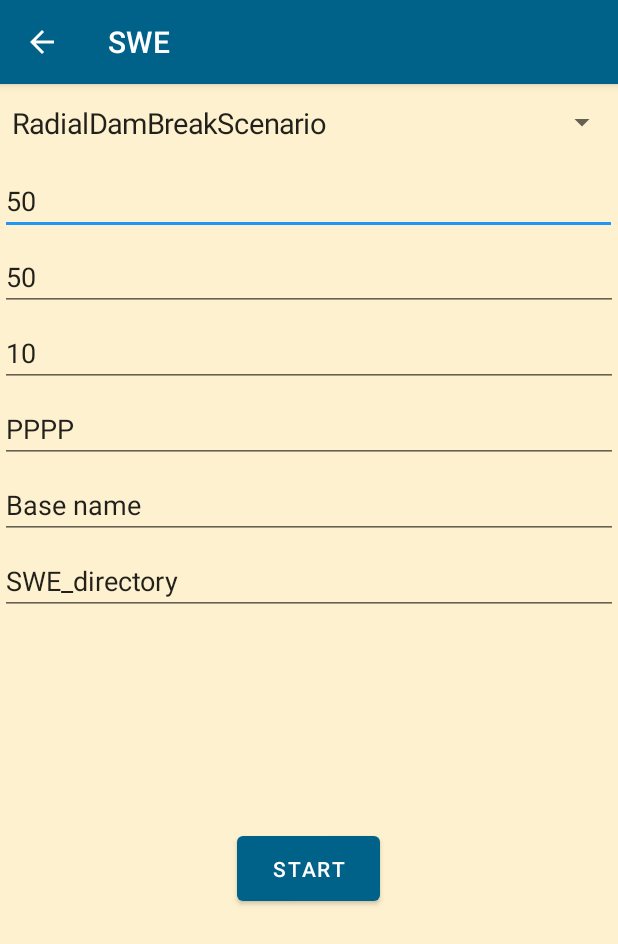
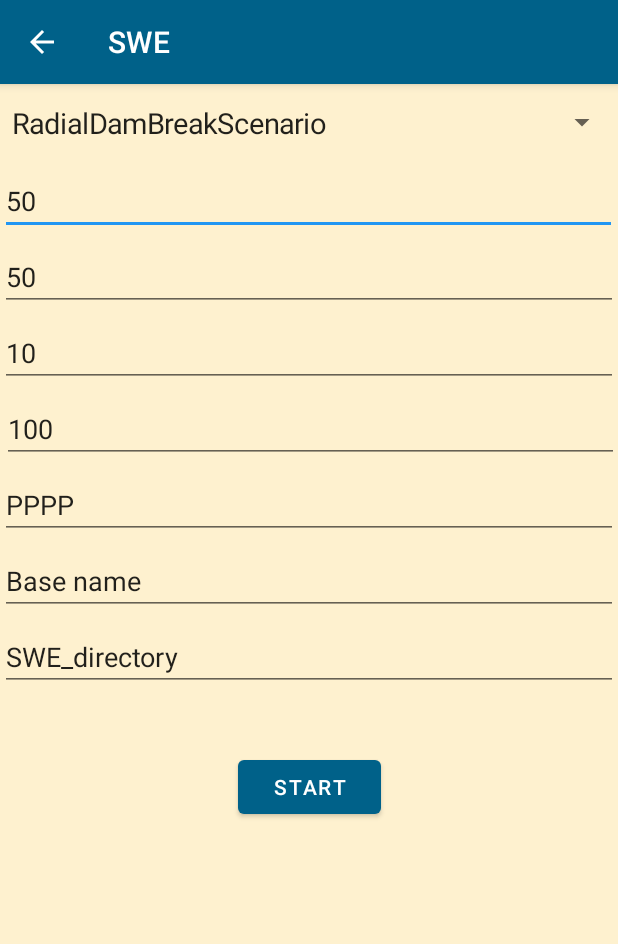
Before and after one commit to N101/SWE-Tsunami-Simulator-Android, an Android app: the SWE screen opened directly, with no data from a screen before it, on a phone screen of 412 x 824 dp. Shown: the top 944 px of the screen. Run offline under Robolectric (Android 15) with nearby library versions, the phone set to English and light mode, and no system bars.

Commit message:
Added total simulation time support for SWE in both code and layout

```diff
--- a/app/src/main/java/com/example/cppdemo/SWE.java
+++ b/app/src/main/java/com/example/cppdemo/SWE.java
@@ -36,13 +36,14 @@ public class SWE extends AppCompatActivity {
         EditText c = (EditText) findViewById(R.id.checkpoints);
         EditText d = (EditText) findViewById(R.id.cond);
         EditText e = (EditText) findViewById(R.id.basename_input);
+        EditText time = findViewById(R.id.endTime);
         String dirName = ((EditText) findViewById(R.id.swe_dirname)).getText().toString();
 
         File swe_dir = new File(Environment.getExternalStorageDirectory() + "/" + dirName);
         swe_dir.mkdirs();
 
         String scenarioName = ss.getSelectedItem().toString();
-        int x, y, cp;
+        int x, y, cp, t;
         String cond, baseName;
 
         if (a.getText().toString().isEmpty() || b.getText().toString().isEmpty() || c.getText().toString().isEmpty() || d.getText().toString().isEmpty()) {
@@ -53,8 +54,9 @@ public class SWE extends AppCompatActivity {
             cp = Integer.parseInt(c.getText().toString());
             cond = d.getText().toString();
             baseName = e.getText().toString();
+            t = Integer.parseInt(time.getText().toString());
 
-            outPut = main(scenarioName, x, y, cp, cond, baseName, dirName);
+            outPut = main(scenarioName, x, y, cp, t,  cond, baseName, dirName);
 
             Intent intent = new Intent(view.getContext(), SWEOutput.class);
             intent.putExtra("swe", outPut);
@@ -103,6 +105,6 @@ public class SWE extends AppCompatActivity {
 
     }
 
-    public native String main(String scenarioName, int x, int y, int cp, String cond, String baseName, String dirName);
+    public native String main(String scenarioName, int x, int y, int cp, int end_time, String cond, String baseName, String dirName);
 
 }
--- a/app/src/main/res/layout/activity_swe.xml
+++ b/app/src/main/res/layout/activity_swe.xml
@@ -65,21 +65,18 @@
         android:inputType="textPersonName"
         android:text="PPPP"
         app:layout_constraintEnd_toEndOf="parent"
-        app:layout_constraintHorizontal_bias="1.0"
+        app:layout_constraintHorizontal_bias="0.0"
         app:layout_constraintStart_toStartOf="parent"
-        app:layout_constraintTop_toBottomOf="@+id/checkpoints" />
+        app:layout_constraintTop_toBottomOf="@+id/endTime" />
 
     <Button
         android:id="@+id/button5"
         android:layout_width="95dp"
-        android:layout_height="55dp"
-        android:layout_marginTop="65dp"
-        android:layout_marginBottom="141dp"
+        android:layout_height="wrap_content"
+        android:layout_marginTop="40dp"
         android:onClick="start"
         android:text="Start"
-        app:layout_constraintBottom_toBottomOf="parent"
         app:layout_constraintEnd_toEndOf="parent"
-        app:layout_constraintHorizontal_bias="0.498"
         app:layout_constraintStart_toStartOf="parent"
         app:layout_constraintTop_toBottomOf="@+id/swe_dirname" />
 
@@ -131,8 +128,25 @@
         android:inputType="textPersonName"
         android:text="SWE_directory"
         app:layout_constraintEnd_toEndOf="parent"
+        app:layout_constraintHorizontal_bias="1.0"
         app:layout_constraintStart_toStartOf="parent"
         app:layout_constraintTop_toBottomOf="@+id/basename_input" />
 
+    <EditText
+        android:id="@+id/endTime"
+        android:layout_width="411dp"
+        android:layout_height="wrap_content"
+        android:layout_marginStart="1dp"
+        android:layout_marginTop="5dp"
+        android:layout_marginEnd="1dp"
+        android:ems="10"
+        android:hint="@string/simulation_time"
+        android:inputType="textPersonName"
+        android:text="100"
+        app:layout_constraintEnd_toEndOf="parent"
+        app:layout_constraintHorizontal_bias="0.0"
+        app:layout_constraintStart_toStartOf="parent"
+        app:layout_constraintTop_toBottomOf="@+id/checkpoints" />
+
 
 </androidx.constraintlayout.widget.ConstraintLayout>
--- a/app/src/main/res/values/strings.xml
+++ b/app/src/main/res/values/strings.xml
@@ -4,5 +4,6 @@
     <string name="enter_the_y_coordinate">Enter the y coordinate</string>
     <string name="enter_the_x_coordinate">Enter the x coordinate</string>
     <string name="number_of_checkpoints">Number of checkpoints</string>
+    <string name="simulation_time"> Total simulation time</string>
     <string name="enter_the_boundary_condition">Enter the boundary condition</string>
 </resources>
```
Also changed, not shown: 1 other file.
